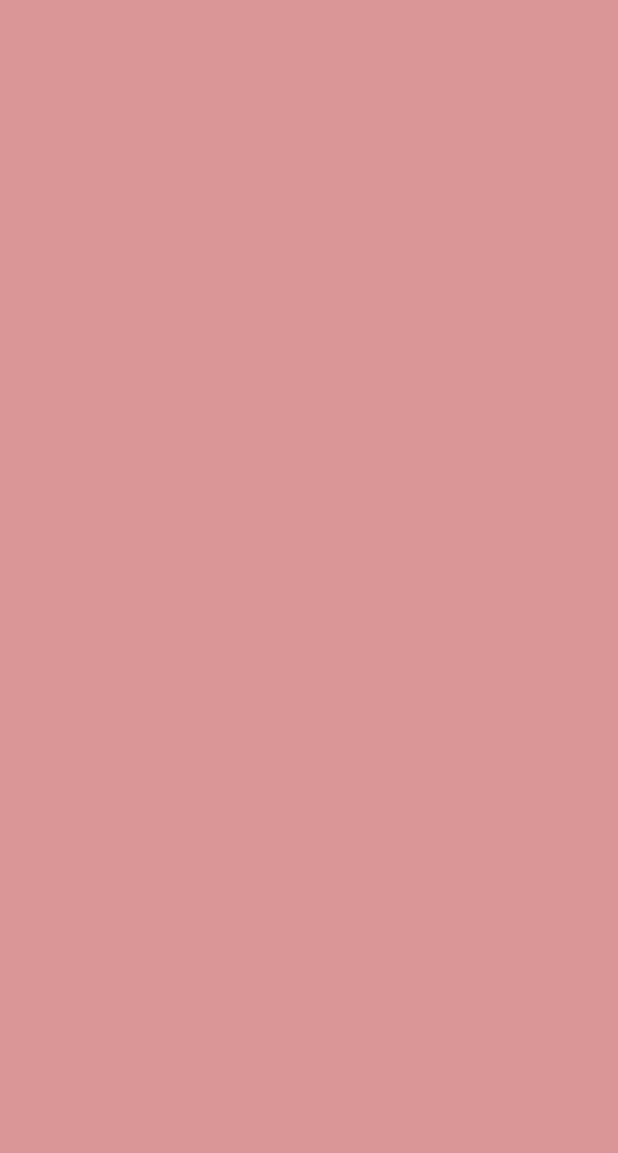
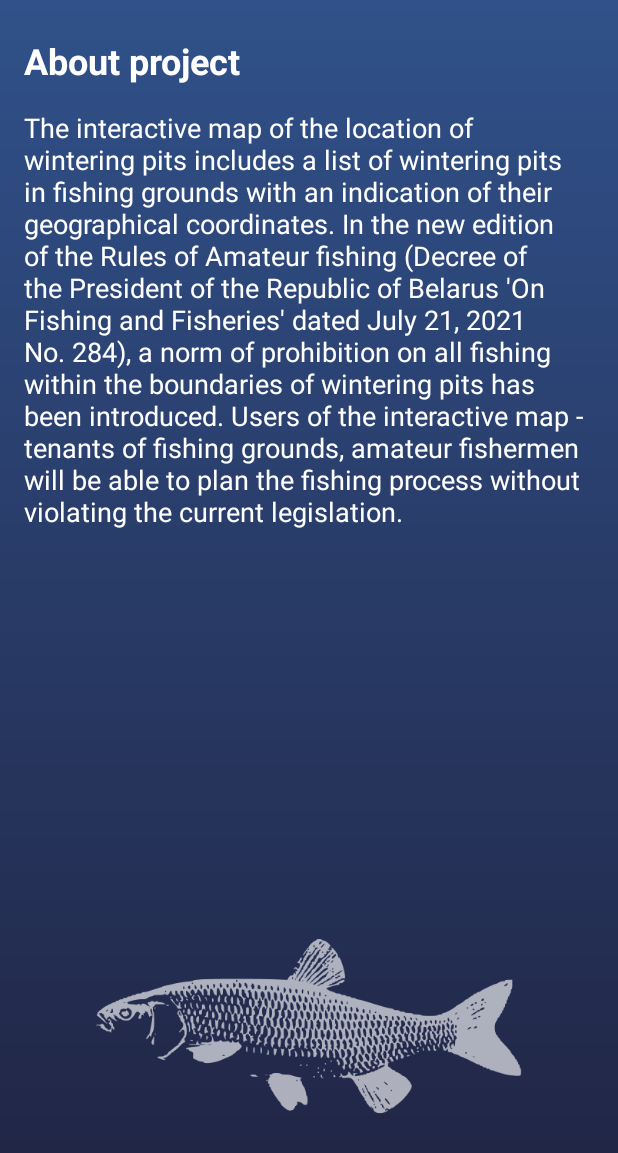
Before and after one commit to SSRLAB-ANDROID/Fish-Pits, an Android app: the AboutProject screen opened through its navigation route, on a phone screen of 412 x 824 dp. Before the commit the part shown is empty. Shown: the top 1153 px of the screen. Run offline under Robolectric (Android 15) with nearby library versions, the light colour scheme and no system bars; our stand-ins replace navigation-ui.

Commit message:
Mockups were been transferred by 100%

```diff
--- a/app/src/main/res/drawable/background_dialog.xml
+++ b/app/src/main/res/drawable/background_dialog.xml
@@ -2,6 +2,10 @@
 <shape xmlns:android="http://schemas.android.com/apk/res/android" android:shape="rectangle">
 
     <corners android:radius="16dp"/>
-    <solid android:color="#FFEB3B"/>
+    <gradient
+        android:angle="90"
+        android:type="linear"
+        android:startColor="@color/gradient_dark_drawer"
+        android:endColor="@color/gradient_light_drawer"/>
 
 </shape>
--- a/app/src/main/res/layout/fragment_about_project.xml
+++ b/app/src/main/res/layout/fragment_about_project.xml
@@ -1,10 +1,60 @@
 <?xml version="1.0" encoding="utf-8"?>
 <androidx.constraintlayout.widget.ConstraintLayout
     xmlns:android="http://schemas.android.com/apk/res/android"
+    xmlns:app="http://schemas.android.com/apk/res-auto"
 
-    android:background="#DA9696"
+    android:background="@drawable/background_main_blue_gradient"
 
     android:layout_width="match_parent"
     android:layout_height="match_parent">
 
+    <ImageView
+        android:id="@+id/about_icon"
+        android:layout_width="wrap_content"
+        android:layout_height="wrap_content"
+
+        android:src="@drawable/ic_fish_1"
+
+        android:padding="64dp"
+
+        app:layout_constraintBottom_toBottomOf="parent"
+        app:layout_constraintStart_toStartOf="parent"
+        app:layout_constraintEnd_toEndOf="parent"/>
+
+    <TextView
+        android:id="@+id/about_label"
+        android:layout_width="0dp"
+        android:layout_height="wrap_content"
+
+        android:layout_marginHorizontal="16dp"
+        android:layout_marginTop="24dp"
+        android:text="About project"
+        android:textColor="@color/white"
+
+        android:textSize="24sp"
+        android:textStyle="bold"
+
+        app:layout_constraintEnd_toEndOf="parent"
+        app:layout_constraintStart_toStartOf="parent"
+        app:layout_constraintTop_toTopOf="parent" />
+
+    <TextView
+        android:id="@+id/about_text"
+        android:layout_width="0dp"
+        android:layout_height="0dp"
+
+        android:layout_marginHorizontal="16dp"
+        android:layout_marginTop="16dp"
+        android:text="The interactive map of the location of wintering pits includes a list of wintering pits in fishing grounds with an indication of their geographical coordinates.
+In the new edition of the Rules of Amateur fishing (Decree of the President of the Republic of Belarus 'On Fishing and Fisheries' dated July 21, 2021 No. 284), a norm of prohibition on all fishing within the boundaries of wintering pits has been introduced.
+Users of the interactive map - tenants of fishing grounds, amateur fishermen will be able to plan the fishing process without violating the current legislation."
+
+        android:textColor="@color/white"
+        android:textSize="18sp"
+
+        app:layout_constraintEnd_toEndOf="parent"
+        app:layout_constraintStart_toStartOf="parent"
+        app:layout_constraintBottom_toTopOf="@id/about_icon"
+        app:layout_constraintTop_toBottomOf="@id/about_label" />
+
 </androidx.constraintlayout.widget.ConstraintLayout>
--- a/app/src/main/res/layout/fragment_map.xml
+++ b/app/src/main/res/layout/fragment_map.xml
@@ -25,7 +25,7 @@
         android:layout_width="wrap_content"
         android:layout_height="wrap_content"
 
-        android:src="@drawable/ic_map_point"
+        android:src="@drawable/ic_map_point_unactivated"
 
         android:layout_marginTop="64dp"
 
--- a/app/src/main/res/values/colors.xml
+++ b/app/src/main/res/values/colors.xml
@@ -36,4 +36,7 @@
 
     <color name="chosen_number_color">#4AFFFFFF</color>
     <color name="ripple_color">#48EDEDED</color>
+
+    <color name="marker_unactivated">#305089</color>
+    <color name="marker_activated">#5B90EE</color>
 </resources>
```
Also changed, not shown: app/src/main/java/by/ssrlab/fishpits/utils/vm/main/MainActivityVM.kt (+6 -6 lines), app/src/main/res/drawable/ic_map_point_activated.xml (added, +22 -0 lines), app/src/main/res/drawable/ic_map_point_unactivated.xml (renamed from app/src/main/res/drawable/ic_map_point.xml, +4 -4 lines), app/src/main/res/drawable/ripple_dialog.xml (added, +17 -0 lines), app/src/main/res/layout/dialog_language.xml (+86 -25 lines), app/src/main/res/drawable-hdpi/ic_fish_1.png (added), app/src/main/res/drawable-mdpi/ic_fish_1.png (added), app/src/main/res/drawable-xhdpi/ic_fish_1.png (added), app/src/main/res/drawable-xxhdpi/ic_fish_1.png (added), app/src/main/res/drawable-xxxhdpi/ic_fish_1.png (added).
